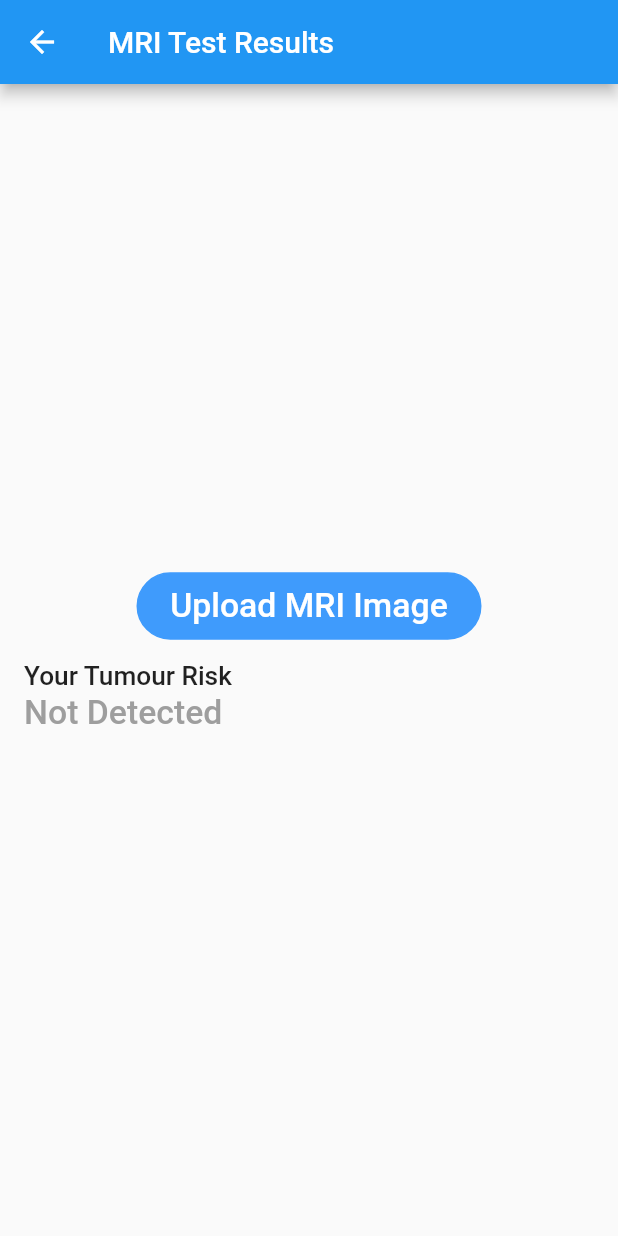
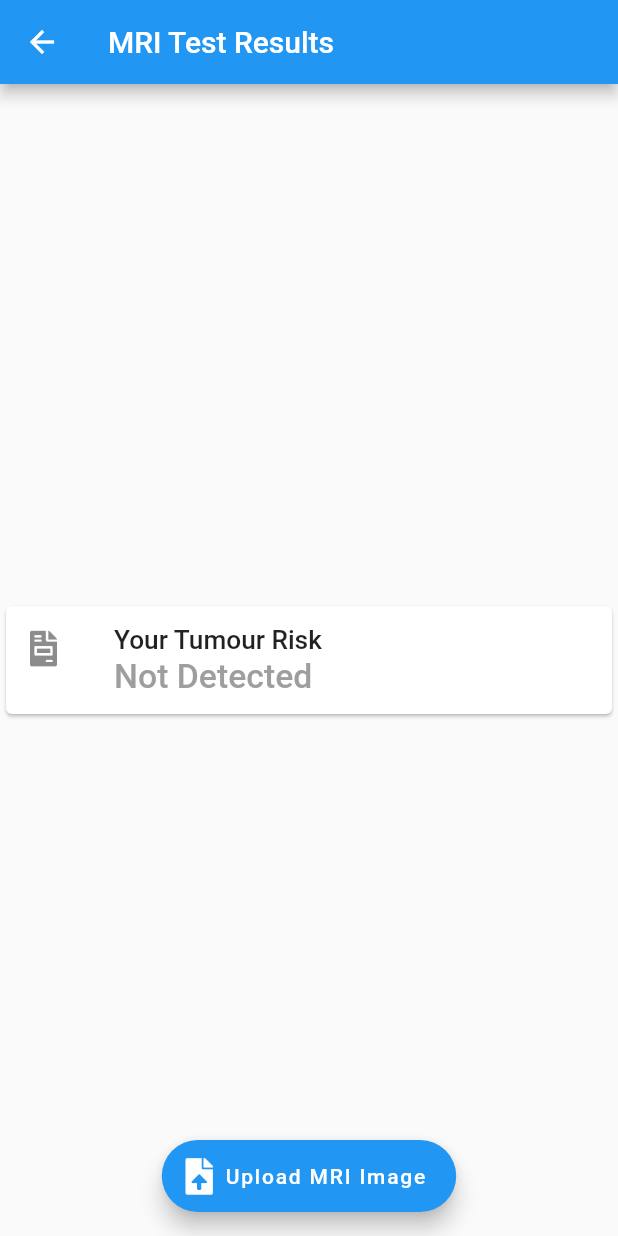
Before and after one commit to cyber-venom003/Swasthyam-App, a Flutter app: the TumourInput screen opened directly, on a phone screen of 412 x 824 dp. Run offline on Flutter 3.47's test engine with Material 2 defaults, Android fonts, the light colour scheme and no system bars; our stand-ins replace cloud_firestore, firebase_core, font_awesome_flutter, image_picker; missing offline and left inert: dart:ffi; accounts and stored records are empty.

Commit message:
Changes UI in BrainTumor

```diff
--- a/lib/routes/brainTumour.dart
+++ b/lib/routes/brainTumour.dart
@@ -1,6 +1,7 @@
 import 'dart:convert';
 
 import 'package:flutter/material.dart';
+import 'package:font_awesome_flutter/font_awesome_flutter.dart';
 import 'package:http/http.dart' as http;
 import 'package:image_picker/image_picker.dart';
 
@@ -12,19 +13,18 @@ class TumourInput extends StatefulWidget {
 class _TumourInputState extends State<TumourInput> {
   int tumourRisk = 0;
   void sendRequest(filename) async {
-    var request = http.MultipartRequest('POST', Uri.parse("http://192.168.1.7:5000/predict"));
+    var request = http.MultipartRequest(
+        'POST', Uri.parse("http://192.168.1.7:5000/predict"));
     request.files.add(await http.MultipartFile.fromPath('image', filename));
-    request.fields.addAll({
-      "disease": "brainTumour"
-    });
-    try{
+    request.fields.addAll({"disease": "brainTumour"});
+    try {
       var res = await request.send();
       var body = await res.stream.bytesToString();
       setState(() {
         tumourRisk = jsonDecode(body)['prediction'];
       });
       print(tumourRisk);
-    } catch(e){
+    } catch (e) {
       print(e.toString());
     }
   }
@@ -40,77 +40,83 @@ class _TumourInputState extends State<TumourInput> {
   Widget build(BuildContext context) {
     return SafeArea(
       child: Scaffold(
-        appBar: AppBar(
-            title: Text("MRI Test Results")
-        ),
+        appBar: AppBar(title: Text("MRI Test Results")),
         body: Center(
           child: Column(
             mainAxisAlignment: MainAxisAlignment.center,
             crossAxisAlignment: CrossAxisAlignment.center,
             children: [
-              FlatButton(
-                onPressed: () {
-                  uploadImage();
-                },
-                child: Container(
-                  width: 230,
-                  height: 45,
-                  child: Padding(
-                    padding: const EdgeInsets.all(8.0),
-                    child: Text(
-                      "Upload MRI Image",
-                      style: TextStyle(
-                          color: Colors.white,
-                          fontSize: 22.5,
-                          fontWeight: FontWeight.w500
-                      ),
-                      textAlign: TextAlign.center,
-                    ),
-                  ),
-                  decoration: BoxDecoration(
-                    borderRadius: BorderRadius.circular(26.0),
-                    color: const Color(0xff3f9bfc),
-                    border:
-                    Border.all(width: 1.0, color: const Color(0xff3f9bfc)),
-                  ),
-                ),
-              ),
-              ListTile(
+              // FlatButton(
+              //   onPressed: () {
+              //     uploadImage();
+              //   },
+              //   child: Container(
+              //     width: 230,
+              //     height: 45,
+              //     child: Padding(
+              //       padding: const EdgeInsets.all(8.0),
+              //       child: Text(
+              //         "Upload MRI Image",
+              //         style: TextStyle(
+              //             color: Colors.white,
+              //             fontSize: 22.5,
+              //             fontWeight: FontWeight.w500
+              //         ),
+              //         textAlign: TextAlign.center,
+              //       ),
+              //     ),
+              //     decoration: BoxDecoration(
+              //       borderRadius: BorderRadius.circular(26.0),
+              //       color: const Color(0xff3f9bfc),
+              //       border:
+              //       Border.all(width: 1.0, color: const Color(0xff3f9bfc)),
+              //     ),
+              //   ),
+              // ),
+
+              Card(
+                child: ListTile(
+                    leading: FaIcon(FontAwesomeIcons.fileInvoice),
                     title: Text("Your Tumour Risk",
                         style: TextStyle(
                           fontSize: 17.5,
                           fontWeight: FontWeight.w500,
-                      )
-                  ),
-                  subtitle: tumourRisk > 80 && tumourRisk <= 100 ? Text("High Risk",
+                        )),
+                    subtitle: tumourRisk > 80 && tumourRisk <= 100
+                        ? Text("High Risk ($tumourRisk %)",
                             style: TextStyle(
                                 fontSize: 22.5,
                                 fontWeight: FontWeight.w500,
-                          color: Colors.red
-                      )
-                  ) : tumourRisk > 40 && tumourRisk < 80 ? Text("Medium Risk",
+                                color: Colors.red))
+                        : tumourRisk > 40 && tumourRisk < 80
+                            ? Text("Medium Risk ($tumourRisk %)",
                                 style: TextStyle(
                                     fontSize: 22.5,
                                     fontWeight: FontWeight.w500,
-                          color: Colors.yellow
-                      )
-                  ) : tumourRisk < 40 && tumourRisk > 20 ? Text("Low Risk",
+                                    color: Colors.yellow))
+                            : tumourRisk < 40 && tumourRisk > 20
+                                ? Text("Low Risk ($tumourRisk %)",
                                     style: TextStyle(
                                         fontSize: 22.5,
                                         fontWeight: FontWeight.w500,
-                          color: Colors.green
-                      )
-                  ) : Text("Not Detected",
+                                        color: Colors.green))
+                                : Text("Not Detected",
                                     style: TextStyle(
                                         fontSize: 22.5,
                                         fontWeight: FontWeight.w500,
-                          color: Colors.grey
-                      )
-                  )
+                                        color: Colors.grey))),
               )
             ],
           ),
         ),
+        floatingActionButton: FloatingActionButton.extended(
+          icon: FaIcon(FontAwesomeIcons.fileUpload),
+          onPressed: () {
+            uploadImage();
+          },
+          label: Text("Upload MRI Image"),
+        ),
+        floatingActionButtonLocation: FloatingActionButtonLocation.centerFloat,
       ),
     );
   }
```
Lines whose indentation alone changed are shown as unchanged.
